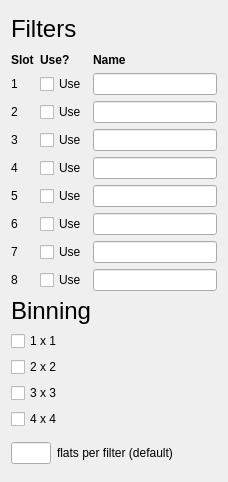
Qt form PrefsWindow.ui (RMcDOttawa/FlatCaptureNow1) before a commit.
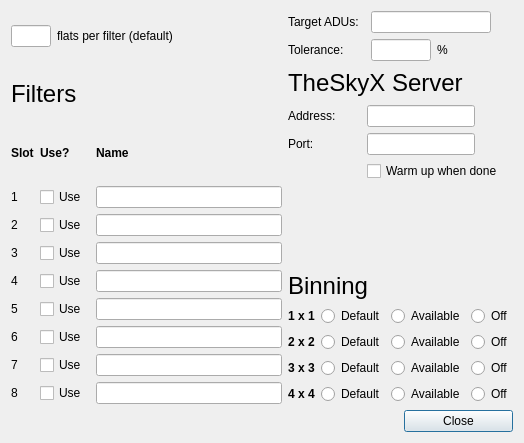
The same form after that commit.

```diff
--- a/PrefsWindow.ui
+++ b/PrefsWindow.ui
@@ -6,8 +6,8 @@
    <rect>
     <x>0</x>
     <y>0</y>
-    <width>228</width>
-    <height>482</height>
+    <width>524</width>
+    <height>443</height>
    </rect>
   </property>
   <property name="sizePolicy">
@@ -18,7 +18,7 @@
   </property>
   <property name="maximumSize">
    <size>
-    <width>228</width>
+    <width>1000</width>
     <height>482</height>
    </size>
   </property>
@@ -28,241 +28,545 @@
   <property name="modal">
    <bool>true</bool>
   </property>
-  <layout class="QVBoxLayout" name="verticalLayout_2">
-   <item>
-    <widget class="QLabel" name="label_12">
-     <property name="text">
-      <string>&lt;html&gt;&lt;head/&gt;&lt;body&gt;&lt;p&gt;&lt;span style=&quot; font-size:18pt;&quot;&gt;Filters&lt;/span&gt;&lt;/p&gt;&lt;/body&gt;&lt;/html&gt;</string>
-     </property>
-    </widget>
+  <layout class="QGridLayout" name="gridLayout_5">
+   <item row="0" column="0">
+    <layout class="QHBoxLayout" name="horizontalLayout">
+     <item>
+      <widget class="QLineEdit" name="numFlats">
+       <property name="sizePolicy">
+        <sizepolicy hsizetype="Fixed" vsizetype="Fixed">
+         <horstretch>0</horstretch>
+         <verstretch>0</verstretch>
+        </sizepolicy>
+       </property>
+       <property name="maximumSize">
+        <size>
+         <width>40</width>
+         <height>16777215</height>
+        </size>
+       </property>
+       <property name="toolTip">
+        <string>How many flat frames for a given filter/binning combination do you want?  (Can be changed per set)</string>
+       </property>
+      </widget>
+     </item>
+     <item>
+      <widget class="QLabel" name="label_14">
+       <property name="text">
+        <string>flats per filter (default)</string>
+       </property>
+      </widget>
+     </item>
+    </layout>
    </item>
-   <item>
-    <layout class="QGridLayout" name="filterGrid">
+   <item row="0" column="1" colspan="2">
+    <layout class="QGridLayout" name="gridLayout_2">
      <item row="0" column="0">
+      <widget class="QLabel" name="label_19">
+       <property name="text">
+        <string>Target ADUs:</string>
+       </property>
+      </widget>
+     </item>
+     <item row="0" column="1" colspan="2">
+      <widget class="QLineEdit" name="targetADUs">
+       <property name="sizePolicy">
+        <sizepolicy hsizetype="Fixed" vsizetype="Fixed">
+         <horstretch>0</horstretch>
+         <verstretch>0</verstretch>
+        </sizepolicy>
+       </property>
+       <property name="maximumSize">
+        <size>
+         <width>120</width>
+         <height>16777215</height>
+        </size>
+       </property>
+      </widget>
+     </item>
+     <item row="1" column="0">
+      <widget class="QLabel" name="label_23">
+       <property name="text">
+        <string>Tolerance:</string>
+       </property>
+      </widget>
+     </item>
+     <item row="1" column="1">
+      <widget class="QLineEdit" name="aduTolerance">
+       <property name="sizePolicy">
+        <sizepolicy hsizetype="Fixed" vsizetype="Fixed">
+         <horstretch>0</horstretch>
+         <verstretch>0</verstretch>
+        </sizepolicy>
+       </property>
+       <property name="maximumSize">
+        <size>
+         <width>60</width>
+         <height>16777215</height>
+        </size>
+       </property>
+      </widget>
+     </item>
+     <item row="1" column="2">
+      <widget class="QLabel" name="label_24">
+       <property name="text">
+        <string>%</string>
+       </property>
+      </widget>
+     </item>
+    </layout>
+   </item>
+   <item row="1" column="0" rowspan="3">
+    <layout class="QGridLayout" name="gridLayout_4">
+     <item row="0" column="0" colspan="2">
+      <widget class="QLabel" name="label_12">
+       <property name="text">
+        <string>&lt;html&gt;&lt;head/&gt;&lt;body&gt;&lt;p&gt;&lt;span style=&quot; font-size:18pt;&quot;&gt;Filters&lt;/span&gt;&lt;/p&gt;&lt;/body&gt;&lt;/html&gt;</string>
+       </property>
+      </widget>
+     </item>
+     <item row="1" column="0">
       <widget class="QLabel" name="label">
        <property name="text">
         <string>&lt;html&gt;&lt;head/&gt;&lt;body&gt;&lt;p&gt;&lt;span style=&quot; font-weight:600;&quot;&gt;Slot&lt;/span&gt;&lt;/p&gt;&lt;/body&gt;&lt;/html&gt;</string>
        </property>
       </widget>
      </item>
-     <item row="0" column="1">
+     <item row="1" column="1">
       <widget class="QLabel" name="label_10">
        <property name="text">
         <string>&lt;html&gt;&lt;head/&gt;&lt;body&gt;&lt;p&gt;&lt;span style=&quot; font-weight:600;&quot;&gt;Use?&lt;/span&gt;&lt;/p&gt;&lt;/body&gt;&lt;/html&gt;</string>
        </property>
       </widget>
      </item>
-     <item row="0" column="2">
+     <item row="1" column="2">
       <widget class="QLabel" name="label_11">
        <property name="text">
         <string>&lt;html&gt;&lt;head/&gt;&lt;body&gt;&lt;p&gt;&lt;span style=&quot; font-weight:600;&quot;&gt;Name&lt;/span&gt;&lt;/p&gt;&lt;/body&gt;&lt;/html&gt;</string>
        </property>
       </widget>
      </item>
-     <item row="1" column="0">
+     <item row="2" column="0">
       <widget class="QLabel" name="label_2">
        <property name="text">
         <string>1</string>
        </property>
       </widget>
      </item>
-     <item row="1" column="1">
+     <item row="2" column="1">
       <widget class="QCheckBox" name="useFilter_1">
        <property name="text">
         <string>Use</string>
        </property>
       </widget>
      </item>
-     <item row="1" column="2">
-      <widget class="QLineEdit" name="filterName_1"/>
+     <item row="2" column="2">
+      <widget class="QLineEdit" name="filterName_1">
+       <property name="toolTip">
+        <string>Descriptive name for filter in this slot</string>
+       </property>
+      </widget>
      </item>
-     <item row="2" column="0">
+     <item row="3" column="0">
       <widget class="QLabel" name="label_3">
        <property name="text">
         <string>2</string>
        </property>
       </widget>
      </item>
-     <item row="2" column="1">
+     <item row="3" column="1">
       <widget class="QCheckBox" name="useFilter_2">
        <property name="text">
         <string>Use</string>
        </property>
       </widget>
      </item>
-     <item row="2" column="2">
-      <widget class="QLineEdit" name="filterName_2"/>
+     <item row="3" column="2">
+      <widget class="QLineEdit" name="filterName_2">
+       <property name="toolTip">
+        <string>Descriptive name for filter in this slot</string>
+       </property>
+      </widget>
      </item>
-     <item row="3" column="0">
+     <item row="4" column="0">
       <widget class="QLabel" name="label_4">
        <property name="text">
         <string>3</string>
        </property>
       </widget>
      </item>
-     <item row="3" column="1">
+     <item row="4" column="1">
       <widget class="QCheckBox" name="useFilter_3">
        <property name="text">
         <string>Use</string>
        </property>
       </widget>
      </item>
-     <item row="3" column="2">
-      <widget class="QLineEdit" name="filterName_3"/>
+     <item row="4" column="2">
+      <widget class="QLineEdit" name="filterName_3">
+       <property name="toolTip">
+        <string>Descriptive name for filter in this slot</string>
+       </property>
+      </widget>
      </item>
-     <item row="4" column="0">
+     <item row="5" column="0">
       <widget class="QLabel" name="label_5">
        <property name="text">
         <string>4</string>
        </property>
       </widget>
      </item>
-     <item row="4" column="1">
+     <item row="5" column="1">
       <widget class="QCheckBox" name="useFilter_4">
        <property name="text">
         <string>Use</string>
        </property>
       </widget>
      </item>
-     <item row="4" column="2">
-      <widget class="QLineEdit" name="filterName_4"/>
+     <item row="5" column="2">
+      <widget class="QLineEdit" name="filterName_4">
+       <property name="toolTip">
+        <string>Descriptive name for filter in this slot</string>
+       </property>
+      </widget>
      </item>
-     <item row="5" column="0">
+     <item row="6" column="0">
       <widget class="QLabel" name="label_6">
        <property name="text">
         <string>5</string>
        </property>
       </widget>
      </item>
-     <item row="5" column="1">
+     <item row="6" column="1">
       <widget class="QCheckBox" name="useFilter_5">
        <property name="text">
-        <string>Use</string>
+        <string>Use </string>
        </property>
       </widget>
      </item>
-     <item row="5" column="2">
-      <widget class="QLineEdit" name="filterName_5"/>
+     <item row="6" column="2">
+      <widget class="QLineEdit" name="filterName_5">
+       <property name="toolTip">
+        <string>Descriptive name for filter in this slot</string>
+       </property>
+      </widget>
      </item>
-     <item row="6" column="0">
+     <item row="7" column="0">
       <widget class="QLabel" name="label_8">
        <property name="text">
         <string>6</string>
        </property>
       </widget>
      </item>
-     <item row="6" column="1">
+     <item row="7" column="1">
       <widget class="QCheckBox" name="useFilter_6">
        <property name="text">
         <string>Use</string>
        </property>
       </widget>
      </item>
-     <item row="6" column="2">
-      <widget class="QLineEdit" name="filterName_6"/>
+     <item row="7" column="2">
+      <widget class="QLineEdit" name="filterName_6">
+       <property name="toolTip">
+        <string>Descriptive name for filter in this slot</string>
+       </property>
+      </widget>
      </item>
-     <item row="7" column="0">
+     <item row="8" column="0">
       <widget class="QLabel" name="label_7">
        <property name="text">
         <string>7</string>
        </property>
       </widget>
      </item>
-     <item row="7" column="1">
+     <item row="8" column="1">
       <widget class="QCheckBox" name="useFilter_7">
        <property name="text">
         <string>Use</string>
        </property>
       </widget>
      </item>
-     <item row="7" column="2">
-      <widget class="QLineEdit" name="filterName_7"/>
+     <item row="8" column="2">
+      <widget class="QLineEdit" name="filterName_7">
+       <property name="toolTip">
+        <string>Descriptive name for filter in this slot</string>
+       </property>
+      </widget>
      </item>
-     <item row="8" column="0">
+     <item row="9" column="0">
       <widget class="QLabel" name="label_9">
        <property name="text">
         <string>8</string>
        </property>
       </widget>
      </item>
-     <item row="8" column="1">
+     <item row="9" column="1">
       <widget class="QCheckBox" name="useFilter_8">
        <property name="text">
         <string>Use</string>
        </property>
       </widget>
      </item>
-     <item row="8" column="2">
-      <widget class="QLineEdit" name="filterName_8"/>
+     <item row="9" column="2">
+      <widget class="QLineEdit" name="filterName_8">
+       <property name="toolTip">
+        <string>Descriptive name for filter in this slot</string>
+       </property>
+      </widget>
      </item>
     </layout>
    </item>
-   <item>
-    <layout class="QVBoxLayout" name="verticalLayout">
-     <item>
-      <widget class="QLabel" name="label_13">
+   <item row="1" column="1" colspan="2">
+    <layout class="QGridLayout" name="gridLayout_3">
+     <item row="1" column="0">
+      <widget class="QLabel" name="label_21">
        <property name="text">
-        <string>&lt;html&gt;&lt;head/&gt;&lt;body&gt;&lt;p&gt;&lt;span style=&quot; font-size:18pt;&quot;&gt;Binning&lt;/span&gt;&lt;/p&gt;&lt;/body&gt;&lt;/html&gt;</string>
+        <string>Address:</string>
        </property>
       </widget>
      </item>
-     <item>
-      <widget class="QCheckBox" name="useBinning_1">
-       <property name="text">
-        <string>1 x 1</string>
+     <item row="2" column="1" colspan="2">
+      <widget class="QLineEdit" name="portNumber">
+       <property name="sizePolicy">
+        <sizepolicy hsizetype="Fixed" vsizetype="Fixed">
+         <horstretch>0</horstretch>
+         <verstretch>0</verstretch>
+        </sizepolicy>
        </property>
       </widget>
      </item>
-     <item>
-      <widget class="QCheckBox" name="useBinning_2">
+     <item row="0" column="0" colspan="3">
+      <widget class="QLabel" name="label_20">
        <property name="text">
-        <string>2 x 2</string>
+        <string>&lt;html&gt;&lt;head/&gt;&lt;body&gt;&lt;p&gt;&lt;span style=&quot; font-size:18pt;&quot;&gt;TheSkyX Server&lt;/span&gt;&lt;/p&gt;&lt;/body&gt;&lt;/html&gt;</string>
        </property>
       </widget>
      </item>
-     <item>
-      <widget class="QCheckBox" name="useBinning_3">
+     <item row="1" column="1" colspan="2">
+      <widget class="QLineEdit" name="serverAddress">
+       <property name="sizePolicy">
+        <sizepolicy hsizetype="Fixed" vsizetype="Fixed">
+         <horstretch>0</horstretch>
+         <verstretch>0</verstretch>
+        </sizepolicy>
+       </property>
+      </widget>
+     </item>
+     <item row="3" column="1" colspan="2">
+      <widget class="QCheckBox" name="warmWhenDone">
        <property name="text">
-        <string>3 x 3</string>
+        <string>Warm up when done</string>
        </property>
       </widget>
      </item>
-     <item>
-      <widget class="QCheckBox" name="useBinning_4">
+     <item row="2" column="0">
+      <widget class="QLabel" name="label_22">
        <property name="text">
-        <string>4 x 4</string>
+        <string>Port:</string>
        </property>
       </widget>
      </item>
     </layout>
    </item>
-   <item>
-    <layout class="QHBoxLayout" name="horizontalLayout">
-     <item>
-      <widget class="QLineEdit" name="numFlats">
-       <property name="sizePolicy">
-        <sizepolicy hsizetype="Fixed" vsizetype="Fixed">
-         <horstretch>0</horstretch>
-         <verstretch>0</verstretch>
-        </sizepolicy>
+   <item row="2" column="1" alignment="Qt::AlignBottom">
+    <widget class="QLabel" name="label_13">
+     <property name="text">
+      <string>&lt;html&gt;&lt;head/&gt;&lt;body&gt;&lt;p&gt;&lt;span style=&quot; font-size:18pt;&quot;&gt;Binning&lt;/span&gt;&lt;/p&gt;&lt;/body&gt;&lt;/html&gt;</string>
+     </property>
+    </widget>
+   </item>
+   <item row="3" column="1" colspan="2">
+    <layout class="QGridLayout" name="gridLayout">
+     <item row="0" column="0">
+      <widget class="QLabel" name="label_15">
+       <property name="text">
+        <string>&lt;html&gt;&lt;head/&gt;&lt;body&gt;&lt;p&gt;&lt;span style=&quot; font-weight:600;&quot;&gt;1 x 1&lt;/span&gt;&lt;/p&gt;&lt;/body&gt;&lt;/html&gt;</string>
        </property>
-       <property name="maximumSize">
-        <size>
-         <width>40</width>
-         <height>16777215</height>
-        </size>
+      </widget>
+     </item>
+     <item row="0" column="1">
+      <widget class="QRadioButton" name="binDefault_1">
+       <property name="toolTip">
+        <string>This binning is selected by default for every filter</string>
        </property>
+       <property name="text">
+        <string>Default</string>
+       </property>
+       <attribute name="buttonGroup">
+        <string notr="true">binGroup_1</string>
+       </attribute>
       </widget>
      </item>
-     <item>
-      <widget class="QLabel" name="label_14">
+     <item row="0" column="2">
+      <widget class="QRadioButton" name="binAvailable_1">
+       <property name="toolTip">
+        <string>This binning is available to select, but not selected by default</string>
+       </property>
        <property name="text">
-        <string>flats per filter (default)</string>
+        <string>Available</string>
        </property>
       </widget>
      </item>
+     <item row="0" column="3">
+      <widget class="QRadioButton" name="binOff_1">
+       <property name="toolTip">
+        <string>This binning will not show up on your control panel at all</string>
+       </property>
+       <property name="text">
+        <string>Off</string>
+       </property>
+       <attribute name="buttonGroup">
+        <string notr="true">binGroup_1</string>
+       </attribute>
+      </widget>
+     </item>
+     <item row="1" column="0">
+      <widget class="QLabel" name="label_16">
+       <property name="text">
+        <string>&lt;html&gt;&lt;head/&gt;&lt;body&gt;&lt;p&gt;&lt;span style=&quot; font-weight:600;&quot;&gt;2 x 2&lt;/span&gt;&lt;/p&gt;&lt;/body&gt;&lt;/html&gt;</string>
+       </property>
+      </widget>
+     </item>
+     <item row="1" column="1">
+      <widget class="QRadioButton" name="binDefault_2">
+       <property name="toolTip">
+        <string>This binning is selected by default for every filter</string>
+       </property>
+       <property name="text">
+        <string>Default</string>
+       </property>
+       <attribute name="buttonGroup">
+        <string notr="true">binGroup_2</string>
+       </attribute>
+      </widget>
+     </item>
+     <item row="1" column="2">
+      <widget class="QRadioButton" name="binAvailable_2">
+       <property name="toolTip">
+        <string>This binning is available to select, but not selected by default</string>
+       </property>
+       <property name="text">
+        <string>Available</string>
+       </property>
+       <attribute name="buttonGroup">
+        <string notr="true">binGroup_2</string>
+       </attribute>
+      </widget>
+     </item>
+     <item row="1" column="3">
+      <widget class="QRadioButton" name="binOff_2">
+       <property name="toolTip">
+        <string>This binning will not show up on your control panel at all</string>
+       </property>
+       <property name="text">
+        <string>Off</string>
+       </property>
+       <attribute name="buttonGroup">
+        <string notr="true">binGroup_2</string>
+       </attribute>
+      </widget>
+     </item>
+     <item row="2" column="0">
+      <widget class="QLabel" name="label_17">
+       <property name="text">
+        <string>&lt;html&gt;&lt;head/&gt;&lt;body&gt;&lt;p&gt;&lt;span style=&quot; font-weight:600;&quot;&gt;3 x 3&lt;/span&gt;&lt;/p&gt;&lt;/body&gt;&lt;/html&gt;</string>
+       </property>
+      </widget>
+     </item>
+     <item row="2" column="1">
+      <widget class="QRadioButton" name="binDefault_3">
+       <property name="toolTip">
+        <string>This binning is selected by default for every filter</string>
+       </property>
+       <property name="text">
+        <string>Default</string>
+       </property>
+       <attribute name="buttonGroup">
+        <string notr="true">binGroup_3</string>
+       </attribute>
+      </widget>
+     </item>
+     <item row="2" column="2">
+      <widget class="QRadioButton" name="binAvailable_3">
+       <property name="toolTip">
+        <string>This binning is available to select, but not selected by default</string>
+       </property>
+       <property name="text">
+        <string>Available</string>
+       </property>
+       <attribute name="buttonGroup">
+        <string notr="true">binGroup_3</string>
+       </attribute>
+      </widget>
+     </item>
+     <item row="2" column="3">
+      <widget class="QRadioButton" name="binOff_3">
+       <property name="toolTip">
+        <string>This binning will not show up on your control panel at all</string>
+       </property>
+       <property name="text">
+        <string>Off</string>
+       </property>
+       <attribute name="buttonGroup">
+        <string notr="true">binGroup_3</string>
+       </attribute>
+      </widget>
+     </item>
+     <item row="3" column="0">
+      <widget class="QLabel" name="label_18">
+       <property name="text">
+        <string>&lt;html&gt;&lt;head/&gt;&lt;body&gt;&lt;p&gt;&lt;span style=&quot; font-weight:600;&quot;&gt;4 x 4&lt;/span&gt;&lt;/p&gt;&lt;/body&gt;&lt;/html&gt;</string>
+       </property>
+      </widget>
+     </item>
+     <item row="3" column="1">
+      <widget class="QRadioButton" name="binDefault_4">
+       <property name="toolTip">
+        <string>This binning is selected by default for every filter</string>
+       </property>
+       <property name="text">
+        <string>Default</string>
+       </property>
+       <attribute name="buttonGroup">
+        <string notr="true">binGroup_4</string>
+       </attribute>
+      </widget>
+     </item>
+     <item row="3" column="2">
+      <widget class="QRadioButton" name="binAvailable_4">
+       <property name="toolTip">
+        <string>This binning is available to select, but not selected by default</string>
+       </property>
+       <property name="text">
+        <string>Available</string>
+       </property>
+       <attribute name="buttonGroup">
+        <string notr="true">binGroup_4</string>
+       </attribute>
+      </widget>
+     </item>
+     <item row="3" column="3">
+      <widget class="QRadioButton" name="binOff_4">
+       <property name="toolTip">
+        <string>This binning will not show up on your control panel at all</string>
+       </property>
+       <property name="text">
+        <string>Off</string>
+       </property>
+       <attribute name="buttonGroup">
+        <string notr="true">binGroup_4</string>
+       </attribute>
+      </widget>
+     </item>
     </layout>
    </item>
+   <item row="4" column="2">
+    <widget class="QPushButton" name="closeButton">
+     <property name="text">
+      <string>Close</string>
+     </property>
+    </widget>
+   </item>
   </layout>
  </widget>
  <resources/>
```
Left out of the diff: 33 changed lines with no effect on the pictures.
